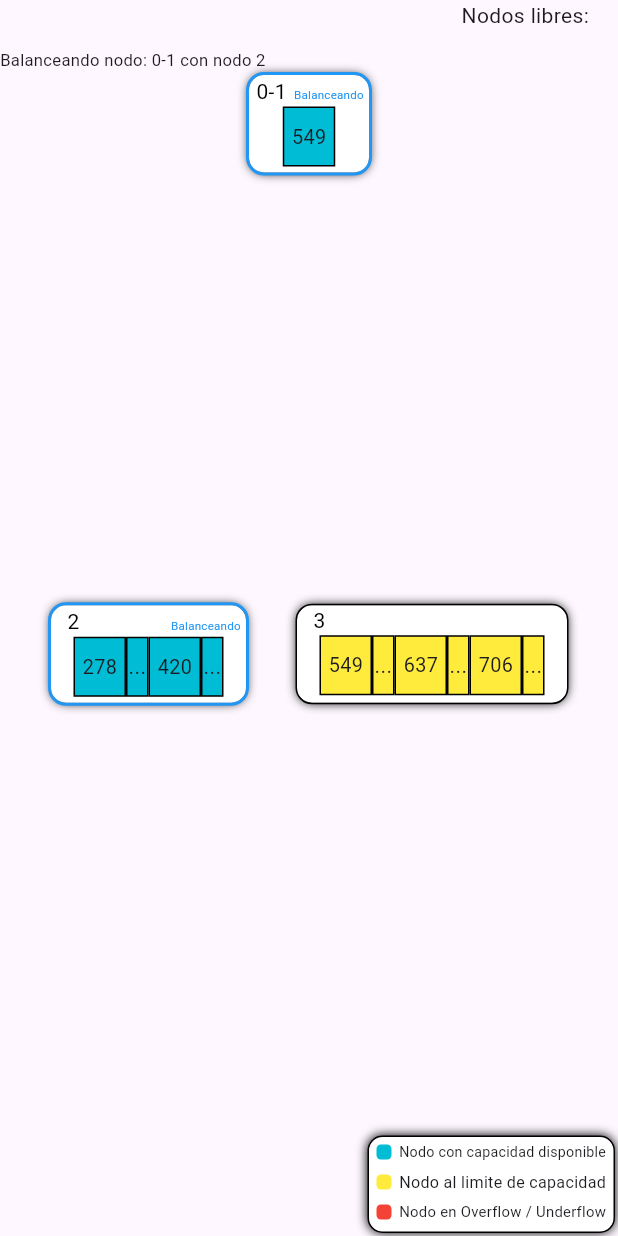
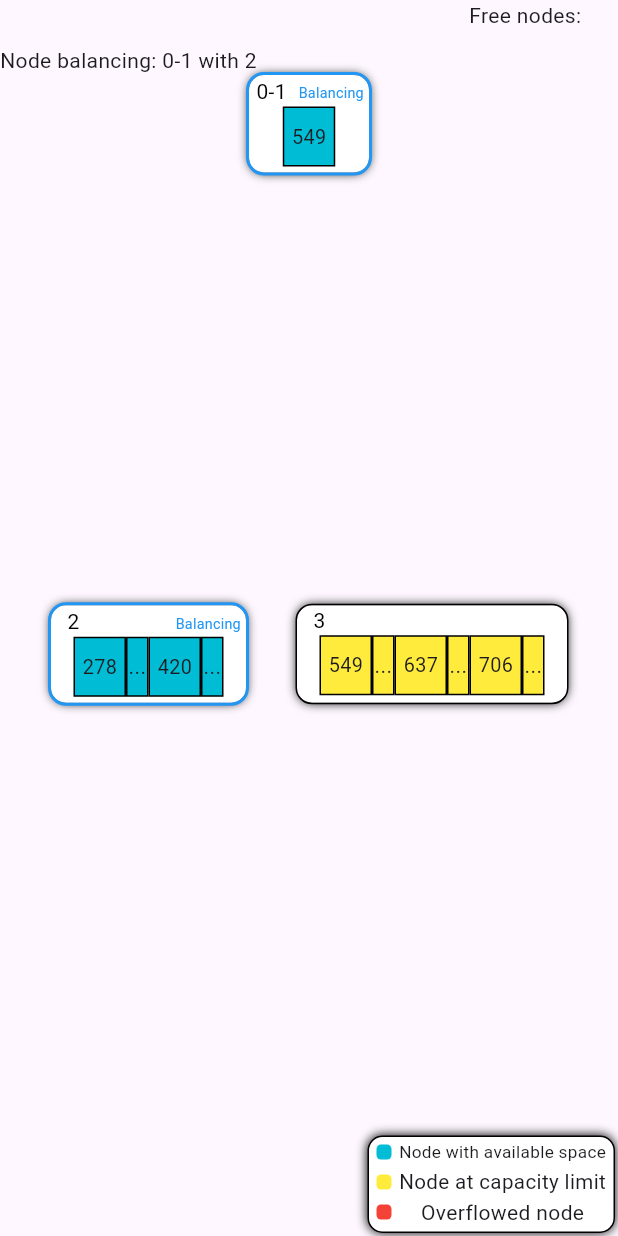
Before and after one commit to it-toolkit/visualizeit_bsharptree_extension, a Flutter app: the screen it shows after launch, on a phone screen of 412 x 824 dp. Run offline on Flutter 3.47's test engine with Material 3 defaults, Android fonts, the phone set to English and light mode, and no system bars; missing offline and left inert: visualizeit_extensions, widget_arrows; statements that could not run were skipped.

Commit message:
Correcciones de bugs visuales y refactor de creación de nodos

```diff
--- a/lib/extension/bsharp_transition.dart
+++ b/lib/extension/bsharp_transition.dart
@@ -51,7 +51,18 @@ class NodeCreation extends BSharpTreeTransition {
 
   @override
   String toString() {
-    return "Creando nodo: ${super.toString()}";
+    return "Creating node: ${super.toString()}";
+  }
+}
+
+class NodeReuse extends BSharpTreeTransition {
+  NodeReuse({required super.targetId, super.transitionTree}) {
+    logger.debug(() => "Reutilizando nodo con id: $_targetId");
+  }
+
+  @override
+  String toString() {
+    return "Reusing node: ${super.toString()}";
   }
 }
 
@@ -61,7 +72,7 @@ class NodeRead extends BSharpTreeTransition {
   }
   @override
   String toString() {
-    return "Leyendo nodo: ${super.toString()}";
+    return "Node read: ${super.toString()}";
   }
 }
 
@@ -71,7 +82,7 @@ class NodeWritten extends BSharpTreeTransition {
   }
   @override
   String toString() {
-    return "Escribiendo nodo: ${super.toString()}";
+    return "Node Written: ${super.toString()}";
   }
 }
 
@@ -81,7 +92,7 @@ class NodeOverflow extends BSharpTreeTransition {
   }
   @override
   String toString() {
-    return "Nodo en overflow: ${super.toString()}";
+    return "Overflowed node: ${super.toString()}";
   }
 }
 
@@ -91,7 +102,7 @@ class NodeUnderflow extends BSharpTreeTransition {
   }
   @override
   String toString() {
-    return "Nodo en underflow: ${super.toString()}";
+    return "Underflowed Node: ${super.toString()}";
   }
 }
 
@@ -110,7 +121,7 @@ class NodeBalancing extends BSharpTreeTransition {
   }
   @override
   String toString() {
-    return "Balanceando nodo: $_targetId con nodo $_firstOptionalTargetId ${secondOptionalTargetId != null ? "y nodo secondOptionalTargetId" : ""}";
+    return "Node balancing: $_targetId with $_firstOptionalTargetId ${secondOptionalTargetId != null ? "and $secondOptionalTargetId" : ""}";
   }
 }
 
@@ -121,7 +132,7 @@ class NodeSplit extends BSharpTreeTransition {
   }
   @override
   String toString() {
-    return "Dividiendo nodo: $_targetId con nodo $_firstOptionalTargetId";
+    return "Splitting node: $_targetId with $_firstOptionalTargetId";
   }
 }
 
@@ -139,7 +150,7 @@ class NodeFusion extends BSharpTreeTransition {
   }
   @override
   String toString() {
-    return "Fusionando nodo: $_targetId con nodo $_firstOptionalTargetId ${secondOptionalTargetId != null ? "y nodo secondOptionalTargetId" : ""}";
+    return "Fusing node: $_targetId with $_firstOptionalTargetId ${secondOptionalTargetId != null ? "and $secondOptionalTargetId" : ""}";
   }
 }
 
@@ -149,6 +160,6 @@ class NodeRelease extends BSharpTreeTransition {
   }
   @override
   String toString() {
-    return "Liberando nodo: ${super.toString()}";
+    return "Releasing node: ${super.toString()}";
   }
 }
--- a/lib/extension/bsharp_tree_command.dart
+++ b/lib/extension/bsharp_tree_command.dart
@@ -62,7 +62,7 @@ class BSharpTreeInsertCommand extends BSharpTreeCommand {
             ""); //TODO entender para que es necesario el modelName acá
   @override
   String toString() {
-    return "Insertando valor: $value";
+    return "Inserting value: $value";
   }
 }
 
@@ -84,6 +84,6 @@ class BSharpTreeRemoveCommand extends BSharpTreeCommand {
             ""); //TODO entender para que es necesario el modelName acá
   @override
   String toString() {
-    return "Removiendo valor: $value";
+    return "Removing value: $value";
   }
 }
--- a/lib/extension/bsharp_tree_model.dart
+++ b/lib/extension/bsharp_tree_model.dart
@@ -46,7 +46,6 @@ class BSharpTreeModel extends Model {
       } else {
         //Arranca una transición
         _lastTransitionTree = _baseTree.clone();
-        //_currentUuid = command.uuid;
         commandInExecution = command;
         _currentFrame = 0;
         functionToExecute.call(_baseTree);
--- a/lib/model/bsharp_sequential_node.dart
+++ b/lib/model/bsharp_sequential_node.dart
@@ -20,12 +20,8 @@ class BSharpSequentialNode<T extends Comparable<T>> extends BSharpNode<T> {
     values.sort();
   }
 
-  void addAllToNode(List<T> valuesToAdd) {
-    for (var valueToAdd in valuesToAdd) {
-      values.add(valueToAdd);
-    }
-    values.sort();
-  }
+  List<T> getFirstHalfOfValues() => values.sublist(0, length() ~/ 2);
+  List<T> getLastHalfOfValues() => values.sublist(length() ~/ 2);
 
   @override
   T firstKey() => values.first;
--- a/lib/model/bsharp_tree.dart
+++ b/lib/model/bsharp_tree.dart
@@ -10,16 +10,18 @@ class BSharpTree<T extends Comparable<T>> {
   BSharpNode<T>? _rootNode;
   final int maxCapacity;
   int nodesQuantity = 0;
+  int lastNodeId = 0;
 
   List<BSharpTreeTransition> transitions = [];
 
   final logger = Logger("extension.bsharptree.model");
 
-  var freeNodesIds = [];
+  List<String> freeNodesIds = [];
 
   BSharpTree(this.maxCapacity);
 
-  BSharpTree._copy(this._rootNode, this.maxCapacity, this.nodesQuantity);
+  BSharpTree._copy(this._rootNode, this.maxCapacity, this.nodesQuantity,
+      this.freeNodesIds, this.lastNodeId);
 
   int get _rootMaxCapacity => (4 * maxCapacity) ~/ 3;
   int get depth => _rootNode?.level ?? 0;
@@ -37,12 +39,12 @@ class BSharpTree<T extends Comparable<T>> {
     transitions = [];
     logger.debug(() => "insertando value: $value");
     if (_rootNode == null) {
-      _rootNode = BSharpSequentialNode("0-1", 0, _rootMaxCapacity, value);
+      //_rootNode = BSharpSequentialNode("0-1", 0, _rootMaxCapacity, value);
+      _rootNode = _buildRootSequentialNode([value]);
       nodesQuantity = 2;
-      transitions.addAll([
-        NodeCreation(targetId: _rootNode!.id),
-        NodeWritten(targetId: _rootNode!.id, transitionTree: this)
-      ]);
+      lastNodeId = 1;
+      transitions
+          .add(NodeWritten(targetId: _rootNode!.id, transitionTree: this));
     } else {
       if (_rootNode!.isLevelZero) {
         //el unico nodo del arbol es la raiz
@@ -56,38 +58,27 @@ class BSharpTree<T extends Comparable<T>> {
           //Si se supera la maxima capacidad de la raiz
           transitions.add(
               NodeOverflow(targetId: node.id, transitionTree: this.clone()));
-          var leftNode = BSharpSequentialNode<T>.createNode(
-              (nodesQuantity++).toString(),
-              0,
-              maxCapacity,
-              node.values.sublist(0, node.length() ~/ 2));
-          var rightNode = BSharpSequentialNode<T>.createNode(
-              (nodesQuantity++).toString(),
-              0,
-              maxCapacity,
-              node.values.sublist(node.length() ~/ 2));
-          /*var rightNode = BSharpSequentialNode<T>.createNode(
-              (nodesQuantity++).toString(), 0, maxCapacity, []);
-          transitions.add(NodeCreation(
-              targetId: rightNode.id, transitionTree: this.clone()));*/
-
-          /*var leftNode = BSharpSequentialNode<T>.createNode(
-              (nodesQuantity++).toString(), 0, maxCapacity, []);
-          transitions.add(NodeCreation(
-              targetId: leftNode.id, transitionTree: this.clone()));
-          rightNode.addAllToNode(node.values.sublist(node.length() ~/ 2));
-          leftNode.addAllToNode(node.values.sublist(0, node.length() ~/ 2));*/
-
+          /*var leftNode = BSharpSequentialNode<T>.createNode(getNextNodeId(), 0,
+              maxCapacity, node.values.sublist(0, node.length() ~/ 2));
+          nodesQuantity++;*/
+          /*var rightNode = BSharpSequentialNode<T>.createNode(getNextNodeId(), 0,
+              maxCapacity, node.values.sublist(node.length() ~/ 2));
+          nodesQuantity++;*/
+          var leftNode = _buildSequentialNode(node.getFirstHalfOfValues());
+          var rightNode = _buildSequentialNode(node.getLastHalfOfValues());
           leftNode.nextNode = rightNode;
           //Crear el nuevo nodo indice raiz que va a reemplazar al nodo secuencia
-          var newRoot = BSharpIndexNode<T>("0-1", 1, _rootMaxCapacity,
-              rightNode.values.first, leftNode, rightNode);
+          /*var newRoot = BSharpIndexNode<T>("0-1", 1, _rootMaxCapacity,
+              rightNode.values.first, leftNode, rightNode);*/
+          var newRoot = _buildRootIndexNode(
+              leftNode, [IndexRecord(rightNode.values.first, rightNode)], 1,
+              isReplacingRoot: true);
 
           newRoot.fixFamilyRelations();
           _rootNode = newRoot;
           transitions.addAll([
-            NodeCreation(targetId: leftNode.id),
-            NodeCreation(targetId: rightNode.id),
+            //NodeCreation(targetId: leftNode.id),
+            //NodeCreation(targetId: rightNode.id),
             NodeWritten(targetId: leftNode.id, transitionTree: this),
             NodeWritten(targetId: rightNode.id),
             NodeWritten(targetId: newRoot.id, transitionTree: this)
@@ -141,7 +132,6 @@ class BSharpTree<T extends Comparable<T>> {
   Map<int, List<BSharpNode<T>>> getAllNodesByLevel() {
     Map<int, List<BSharpNode<T>>> allNodesMap = {};
     if (_rootNode != null) {
-      //allNodesMap.putIfAbsent(_rootNode!.level, () => [_rootNode!]);
       addNodesByLevelRecursively(allNodesMap, _rootNode!);
     } else {
       allNodesMap = {0: List.empty()};
@@ -295,9 +285,12 @@ class BSharpTree<T extends Comparable<T>> {
           if (node.parent == null && node.length() == 0) {
             BSharpNode<T> leftChild = node.leftNode;
             if (node.leftNode.isLevelZero) {
+              //Hay que convertir el nodo raiz de un index node a un sequential node
               leftChild = leftChild as BSharpSequentialNode<T>;
-              _rootNode = BSharpSequentialNode.createNode(
-                  "0-1", 0, _rootMaxCapacity, leftChild.values);
+              /*_rootNode = BSharpSequentialNode.createNode(
+                  "0-1", 0, _rootMaxCapacity, leftChild.values);*/
+              _rootNode = _buildRootSequentialNode(leftChild.values,
+                  isReplacingRoot: true);
             } else {
               leftChild = leftChild as BSharpIndexNode<T>;
               node.leftNode = leftChild.leftNode;
@@ -305,10 +298,7 @@ class BSharpTree<T extends Comparable<T>> {
               node.level = node.level - 1;
               node.fixFamilyRelations();
             }
-
-            //_rootNode!.parent = null;
-            //_rootNode!.leftSibling = null;
-            //_rootNode!.rightSibling = null;
+            _release(leftChild);
             transitions.add(NodeRelease(targetId: leftChild.id));
           } else {
             node.fixFamilyRelations();
@@ -328,18 +318,24 @@ class BSharpTree<T extends Comparable<T>> {
   /// the new sibling and the former root node.
   void _splitIndexRootNode(BSharpIndexNode<T> node) {
     var recordToPromote = node.rightNodes.elementAt(node.length() ~/ 2);
-    var newLeftNode = BSharpIndexNode<T>.createNode(
-        (nodesQuantity++).toString(),
+    /*var newLeftNode = BSharpIndexNode<T>.createNode(
+        getNextNodeId(),
         node.level,
         maxCapacity,
         node.leftNode,
         node.rightNodes.sublist(0, node.length() ~/ 2));
+    nodesQuantity++;
     var newRightNode = BSharpIndexNode<T>.createNode(
-        (nodesQuantity++).toString(),
+        getNextNodeId(),
         node.level,
         maxCapacity,
         recordToPromote.rightNode,
         node.rightNodes.sublist((node.length() ~/ 2) + 1));
+    nodesQuantity++;*/
+    var newLeftNode = _buildIndexNode(node.leftNode,
+        node.rightNodes.sublist(0, node.length() ~/ 2), node.level);
+    var newRightNode = _buildIndexNode(recordToPromote.rightNode,
+        node.rightNodes.sublist((node.length() ~/ 2) + 1), node.level);
 
     node.leftNode = newLeftNode;
     node.rightNodes = [IndexRecord(recordToPromote.key, newRightNode)];
@@ -351,10 +347,10 @@ class BSharpTree<T extends Comparable<T>> {
 
     //Seteamos el nuevo nodo como la raiz
     transitions.addAll([
-      NodeCreation(targetId: newRightNode.id),
-      NodeCreation(targetId: newLeftNode.id),
+      //NodeCreation(targetId: newRightNode.id),
+      //NodeCreation(targetId: newLeftNode.id),
+      NodeWritten(targetId: newLeftNode.id),
       NodeWritten(targetId: newRightNode.id),
-      NodeWritten(targetId: newLeftNode.id),
       NodeWritten(
           targetId: node.id,
           transitionTree: this.clone()) //TODO ver si va esto aca
@@ -425,6 +421,7 @@ class BSharpTree<T extends Comparable<T>> {
       BSharpIndexNode<T> siblingNode, BSharpIndexNode<T> parent) {
     transitions.add(
         NodeSplit(targetId: node.id, firstOptionalTargetId: siblingNode.id));
+
     var siblingRecord = parent.findIndexRecordById(siblingNode.id);
     var allIndexRecords = node.rightNodes;
     var parentIndexRecord =
@@ -444,18 +441,24 @@ class BSharpTree<T extends Comparable<T>> {
     var secondPromotedIndexRecord =
         allIndexRecords.elementAt((allIndexRecords.length * 2) ~/ 3);
 
-    var newNode = BSharpIndexNode<T>.createNode(
-        (nodesQuantity++).toString(),
+    /*var newNode = BSharpIndexNode<T>.createNode(
+        getNextNodeId(),
         node.level,
         maxCapacity,
         secondPromotedIndexRecord.rightNode,
         allIndexRecords.sublist(((allIndexRecords.length * 2) ~/ 3) + 1));
+        nodesQuantity++;*/
+    var newNode = _buildIndexNode(
+        secondPromotedIndexRecord.rightNode,
+        allIndexRecords.sublist(((allIndexRecords.length * 2) ~/ 3) + 1),
+        node.level);
+
     node.fixFamilyRelations();
     siblingNode.fixFamilyRelations();
     newNode.fixFamilyRelations();
 
     transitions.addAll([
-      NodeCreation(targetId: newNode.id),
+      //NodeCreation(targetId: newNode.id),
       NodeWritten(targetId: newNode.id),
       NodeWritten(targetId: node.id),
       NodeWritten(targetId: siblingNode.id, transitionTree: this.clone())
@@ -500,10 +503,14 @@ class BSharpTree<T extends Comparable<T>> {
     allKeys.sort();
     node.values = allKeys.sublist(0, allKeys.length ~/ 3);
 
-    var newNode = BSharpSequentialNode<T>.createNode(
-        (nodesQuantity++).toString(),
+    /*var newNode = BSharpSequentialNode<T>.createNode(
+        getNextNodeId(),
         0,
         maxCapacity,
+        allKeys.sublist(allKeys.length ~/ 3, (allKeys.length * 2) ~/ 3));
+      nodesQuantity++;
+    */
+    var newNode = _buildSequentialNode(
         allKeys.sublist(allKeys.length ~/ 3, (allKeys.length * 2) ~/ 3));
 
     newNode.nextNode = siblingNode;
@@ -514,7 +521,7 @@ class BSharpTree<T extends Comparable<T>> {
       siblingRecord.key = siblingNode.firstKey();
     }
     transitions.addAll([
-      NodeCreation(targetId: newNode.id),
+      //NodeCreation(targetId: newNode.id),
       NodeWritten(targetId: newNode.id, transitionTree: this.clone())
     ]); //TODO acá se deberian escribir tambien los otros nodos
     return IndexRecord(newNode.firstKey(), newNode);
@@ -534,7 +541,7 @@ class BSharpTree<T extends Comparable<T>> {
   /// Prints a single node info and recursively calls itself to print all the children's node info
   void _printNode(BSharpNode<T> node, int depth, StringBuffer buffer) {
     String padding = "${"--" * depth}>";
-    String nodeId = "${node.id}".padRight(2);
+    String nodeId = node.id.padRight(2);
     if (!node.isLevelZero) {
       var indexNode = node as BSharpIndexNode<T>;
       buffer.writeln(
@@ -566,6 +573,8 @@ class BSharpTree<T extends Comparable<T>> {
       nodeRecord.key = node.firstKey();
     }
 
+    _release(siblingNode);
+
     transitions.addAll([
       NodeFusion(targetId: node.id, firstOptionalTargetId: siblingNode.id),
       NodeWritten(targetId: node.id),
@@ -589,6 +598,8 @@ class BSharpTree<T extends Comparable<T>> {
       node.addIndexRecordToNode(nodeToMove);
     }
     node.fixFamilyRelations();
+
+    _release(siblingNode);
 
     transitions.addAll([
       NodeFusion(targetId: node.id, firstOptionalTargetId: siblingNode.id),
@@ -678,9 +689,7 @@ class BSharpTree<T extends Comparable<T>> {
       rightSiblingRecord.key = rightSiblingNode.firstKey();
     }
 
-    /*if (nodeRecord != null) {
-      nodeRecord.key = node.firstKey();
-    }*/
+    _release(node);
 
     transitions.addAll([
       NodeFusion(
@@ -932,7 +941,8 @@ class BSharpTree<T extends Comparable<T>> {
       rootNode = _cloneRecursively(_rootNode!);
     }
 
-    return BSharpTree<T>._copy(rootNode, maxCapacity, nodesQuantity);
+    return BSharpTree<T>._copy(rootNode, maxCapacity, nodesQuantity,
+        List.of(freeNodesIds), lastNodeId);
   }
 
   BSharpNode<T> _cloneRecursively(BSharpNode<T> node) {
@@ -959,4 +969,85 @@ class BSharpTree<T extends Comparable<T>> {
       'rootNode': rootNodeMap
     };
   }*/
+
+  BSharpSequentialNode<T> _buildSequentialNode(List<T> values,
+      {String? givenNodeId, int? givenCapacity, bool isReplacingRoot = false}) {
+    var nodeId = "";
+    var hasReused = false;
+
+    //Si no me llega un nodeId hay que obtenerlo, reusando uno o creando uno nuevo
+    if (givenNodeId == null) {
+      (nodeId, hasReused) = getNextNodeIdWithReuse();
+    } else {
+      nodeId = givenNodeId;
+    }
+
+    var node = BSharpSequentialNode.createNode(
+        nodeId, 0, givenCapacity ?? maxCapacity, values);
+
+    // Si no se está reemplazando la raiz, es un nuevo nodo hoja que hay que agregar al arbol
+    if (!isReplacingRoot) {
+      nodesQuantity++;
+      transitions.add(hasReused
+          ? NodeReuse(targetId: nodeId)
+          : NodeCreation(targetId: nodeId));
+    }
+    return node;
+  }
+
+  BSharpIndexNode<T> _buildRootIndexNode(
+      BSharpNode<T> leftNode, List<IndexRecord<T>> rightNodes, int level,
+      {bool isReplacingRoot = false}) {
+    return _buildIndexNode(leftNode, rightNodes, level,
+        givenNodeId: "0-1",
+        givenCapacity: _rootMaxCapacity,
+        isReplacingRoot: isReplacingRoot);
+  }
+
+  BSharpIndexNode<T> _buildIndexNode(
+      BSharpNode<T> leftNode, List<IndexRecord<T>> rightNodes, int level,
+      {String? givenNodeId, int? givenCapacity, bool isReplacingRoot = false}) {
+    var nodeId = "";
+    var hasReused = false;
+
+    //Si no me llega un nodeId hay que obtenerlo, reusando uno o creando uno nuevo
+    if (givenNodeId == null) {
+      (nodeId, hasReused) = getNextNodeIdWithReuse();
+    } else {
+      nodeId = givenNodeId;
+    }
+
+    var node = BSharpIndexNode.createNode(
+        nodeId, level, givenCapacity ?? maxCapacity, leftNode, rightNodes);
+
+    if (!isReplacingRoot) {
+      nodesQuantity++;
+      transitions.add(hasReused
+          ? NodeReuse(targetId: nodeId)
+          : NodeCreation(targetId: nodeId));
+    }
+    return node;
+  }
+
+  BSharpSequentialNode<T> _buildRootSequentialNode(List<T> values,
+      {bool isReplacingRoot = false}) {
+    return _buildSequentialNode(values,
+        givenCapacity: _rootMaxCapacity,
+        givenNodeId: "0-1",
+        isReplacingRoot: isReplacingRoot);
+  }
+
+  (String, bool) getNextNodeIdWithReuse() {
+    if (freeNodesIds.isNotEmpty) {
+      return (freeNodesIds.removeAt(0), true);
+    } else {
+      lastNodeId++;
+      return (lastNodeId.toString(), false);
+    }
+  }
+
+  void _release(BSharpNode<T> node) {
+    freeNodesIds.add(node.id);
+    nodesQuantity--;
+  }
 }
--- a/lib/widget/tree_node_widget.dart
+++ b/lib/widget/tree_node_widget.dart
@@ -125,7 +125,7 @@ class TreeNodeWidget extends StatelessWidget {
     return ArrowElement(
         id: node.id,
         child: Container(
-            width: max(50, 30 + node.length() * 50),
+            width: max(80, 30 + node.length() * 50),
             height: 65,
             decoration: BoxDecoration(
                 border: Border.all(
@@ -193,7 +193,9 @@ class TreeNodeWidget extends StatelessWidget {
         transition is NodeSplit ||
         transition is NodeFusion) {
       return Colors.blue;
-    } else if (transition is NodeWritten) {
+    } else if (transition is NodeWritten ||
+        transition is NodeCreation ||
+        transition is NodeReuse) {
       return Colors.green;
     }
     return Colors.black;
@@ -202,21 +204,25 @@ class TreeNodeWidget extends StatelessWidget {
   String getNodeTextForTransition() {
     var text = "";
     if (transition is NodeRead) {
-      text = "Leido";
+      text = "Read";
     } else if (transition is NodeWritten) {
-      text = "Escrito";
+      text = "Written";
     } else if (transition is NodeBalancing) {
-      text = "Balanceando";
+      text = "Balancing";
     } else if (transition is NodeOverflow) {
       text = "Overflow";
     } else if (transition is NodeUnderflow) {
       text = "Underflow";
     } else if (transition is NodeSplit) {
-      text = "Dividiendo";
+      text = "Splitting";
     } else if (transition is NodeFusion) {
-      text = "Fusionando";
+      text = "Fusing";
     } else if (transition is NodeRelease) {
-      text = "Liberando";
+      text = "Releasing";
+    } else if (transition is NodeReuse) {
+      text = "Reused";
+    } else if (transition is NodeCreation) {
+      text = "Created";
     }
     return text;
   }
@@ -246,7 +252,7 @@ class TreeNodeWidget extends StatelessWidget {
   }
 
   Color getColorByCapacityState(BSharpNode node) {
-    if (node.isOverflowed() || node.isOverflowed()) {
+    if (node.isOverflowed()) {
       return Colors.red;
     } else if (node.isAtMaxCapacity()) {
       return Colors.yellow;
--- a/lib/widget/tree_widget.dart
+++ b/lib/widget/tree_widget.dart
@@ -74,7 +74,7 @@ class _TreeWidgetState extends State<TreeWidget> {
             child: FittedBox(
               fit: BoxFit.contain,
               child: Text(
-                  "Nodos libres: ${widget.tree.freeNodesIds.isNotEmpty ? widget.tree.freeNodesIds : ""}"),
+                  "Free nodes: ${widget.tree.freeNodesIds.isNotEmpty ? widget.tree.freeNodesIds : ""}"),
             ),
           )
         ],
@@ -122,12 +122,9 @@ class _TreeWidgetState extends State<TreeWidget> {
               ]),
           child: Column(
             children: [
-              buildColorReferenceRow(
-                  Colors.cyan, "Nodo con capacidad disponible"),
-              buildColorReferenceRow(
-                  Colors.yellow, "Nodo al limite de capacidad"),
-              buildColorReferenceRow(
-                  Colors.red, "Nodo en Overflow / Underflow"),
+              buildColorReferenceRow(Colors.cyan, "Node with available space"),
+              buildColorReferenceRow(Colors.yellow, "Node at capacity limit"),
+              buildColorReferenceRow(Colors.red, "Overflowed node"),
             ],
           ),
         ),
```
Also changed, not shown: 1 other file.
